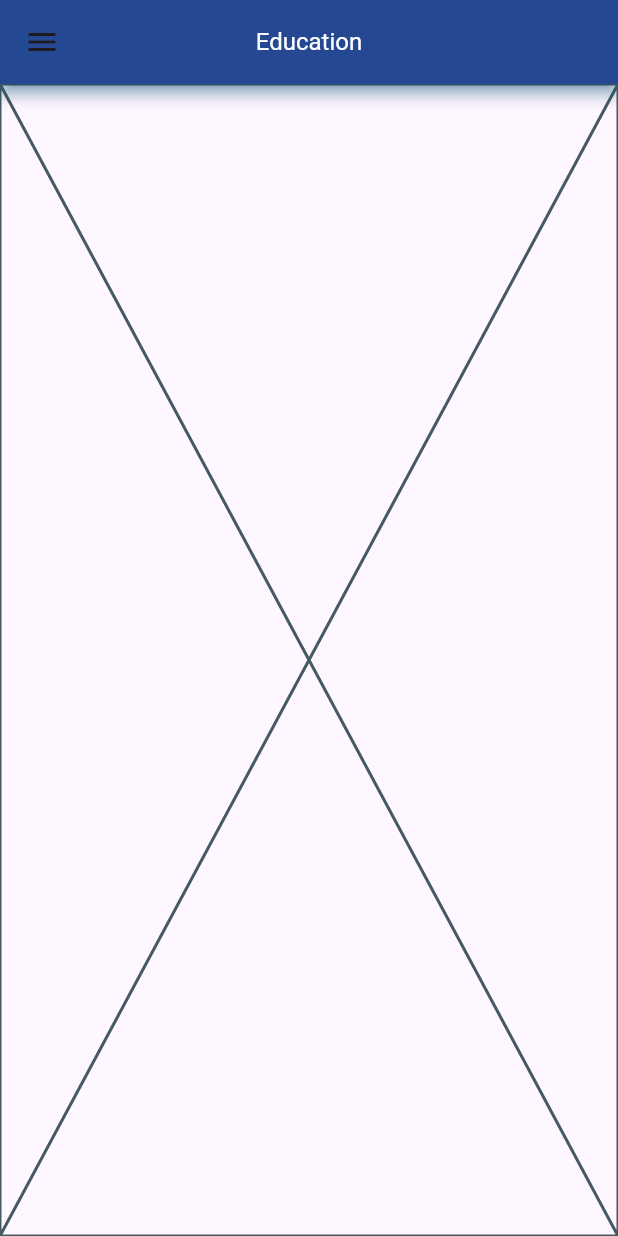
After one commit to mahmoudhamdyae/Education, a Flutter app: the MainScreen screen opened by its route, on a phone screen of 412 x 824 dp. The commit adds this screen. Run offline on Flutter 3.47's test engine with Material 3 defaults, Android fonts, the phone set to English and light mode, and no system bars; our stand-ins replace get_it, shared_preferences; accounts and stored records are empty; Roboto replaces fonts that are missing (Montserrat).

Commit message:
Auth Screens Added

```diff
--- a/lib/main.dart
+++ b/lib/main.dart
@@ -3,7 +3,12 @@ import 'package:education/presentation/resources/theme_manager.dart';
 import 'package:education/presentation/screens/splash_screen.dart';
 import 'package:flutter/material.dart';
 
+import 'core/di.dart';
+
 void main() async {
+  WidgetsFlutterBinding.ensureInitialized();
+  await initAppModule();
+
   runApp(const MyApp());
 }
 
--- a/lib/presentation/resources/routes_manager.dart
+++ b/lib/presentation/resources/routes_manager.dart
@@ -1,11 +1,15 @@
 import 'package:education/presentation/resources/strings_manager.dart';
-import 'package:education/presentation/screens/home_screen.dart';
+import 'package:education/presentation/screens/login_screen.dart';
+import 'package:education/presentation/screens/main_screen.dart';
+import 'package:education/presentation/screens/register_screen.dart';
 import 'package:flutter/material.dart';
 import '../screens/splash_screen.dart';
 
 class Routes {
   static const String splashRoute = "/";
   static const String mainRoute = "/main";
+  static const String loginRoute = "/login";
+  static const String registerRoute = "/register";
 }
 
 class RouteGenerator {
@@ -14,7 +18,11 @@ class RouteGenerator {
       case Routes.splashRoute:
         return MaterialPageRoute(builder: (_) => const SplashScreen());
       case Routes.mainRoute:
-        return MaterialPageRoute(builder: (_) => const HomeScreen());
+        return MaterialPageRoute(builder: (_) => const MainScreen());
+      case Routes.loginRoute:
+        return MaterialPageRoute(builder: (_) => const LoginScreen());
+      case Routes.registerRoute:
+        return MaterialPageRoute(builder: (_) => const RegisterScreen());
       default:
         return unDefinedRoute();
     }
--- /dev/null
+++ b/lib/presentation/screens/main_screen.dart
@@ -0,0 +1,20 @@
+import 'package:education/presentation/resources/strings_manager.dart';
+import 'package:flutter/material.dart';
+
+
+class MainScreen extends StatelessWidget {
+  const MainScreen({super.key});
+
+  @override
+  Widget build(BuildContext context) {
+    return Scaffold(
+      appBar: AppBar(
+        title: const Text(AppStrings.appName),
+      ),
+      drawer: const Drawer(
+        child: Placeholder(),
+      ),
+      body: const Placeholder(),
+    );
+  }
+}
--- a/pubspec.yaml
+++ b/pubspec.yaml
@@ -35,6 +35,8 @@ dependencies:
   # The following adds the Cupertino Icons font to your application.
   # Use with the CupertinoIcons class for iOS style icons.
   cupertino_icons: ^1.0.2
+  shared_preferences: ^2.0.20
+  get_it: ^7.6.4
 
 dev_dependencies:
   flutter_test:
```
Also changed, not shown: lib/core/app_prefs.dart (added, +33 -0 lines), lib/core/di.dart (added, +23 -0 lines), lib/data/remote/account_service.dart (added, +33 -0 lines), lib/presentation/screens/home_screen.dart (deleted, +0 -10 lines), lib/presentation/screens/login_screen.dart (+10 -0 lines), lib/presentation/screens/register_screen.dart (+10 -0 lines), lib/presentation/screens/splash_screen.dart (+18 -2 lines), pubspec.lock, 2 other files.
